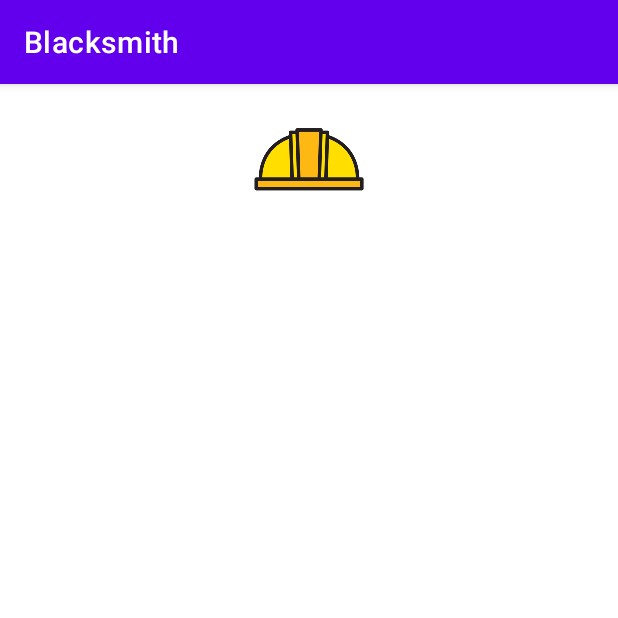
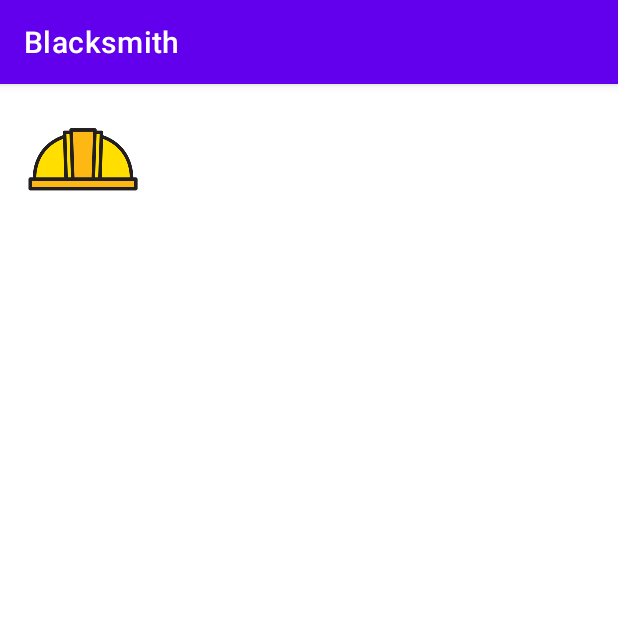
Before and after one commit to numannaufal/blacksmith, an Android app: the screen it shows after launch (ToolBoxActivity), after a tap on "UPGRADE", on a phone screen of 412 x 824 dp, the top half of it. Run offline under Robolectric (Android 15) with nearby library versions, the phone set to English and light mode, and no system bars.

Commit message:
Software > Android > Working on Fragments

```diff
--- a/software/android/app/src/main/java/com/example/blacksmith/SplashActivity.kt
+++ b/software/android/app/src/main/java/com/example/blacksmith/SplashActivity.kt
@@ -39,7 +39,6 @@ class SplashActivity : AppCompatActivity() {
     override fun onStart() {
         super.onStart()
         val action: String = intent.getStringExtra("action").toString()
-        Log.d("berak", action)
         when (action) {
             "close" -> closing()
             else -> opening()
--- a/software/android/app/src/main/java/com/example/blacksmith/ToolBoxActivity.kt
+++ b/software/android/app/src/main/java/com/example/blacksmith/ToolBoxActivity.kt
@@ -2,10 +2,32 @@ package com.example.blacksmith
 
 import androidx.appcompat.app.AppCompatActivity
 import android.os.Bundle
+import android.view.LayoutInflater
+import android.view.ViewGroup
+import android.widget.ImageView
+import android.widget.LinearLayout
+import android.widget.TextView
+import com.example.blacksmith.toolbox.Tool
 
 class ToolBoxActivity : AppCompatActivity() {
     override fun onCreate(savedInstanceState: Bundle?) {
         super.onCreate(savedInstanceState)
+        buildViews()
+    }
+
+    private fun buildViews() {
         setContentView(R.layout.activity_tool_box)
+        val currentFragment = supportFragmentManager.findFragmentById(R.id.fragmentContainerView)
+        if (currentFragment == null) {
+            val fragment = ToolFragment()
+            val args = Bundle()
+            args.putString("title", "concept bang!!!")
+            fragment.arguments = args
+            supportFragmentManager
+                .beginTransaction()
+                .add(R.id.fragmentContainerView, fragment)
+                .commit()
+        }
     }
+
 }
--- /dev/null
+++ b/software/android/app/src/main/java/com/example/blacksmith/ToolFragment.kt
@@ -0,0 +1,46 @@
+package com.example.blacksmith
+
+import android.os.Bundle
+import android.view.LayoutInflater
+import android.view.View
+import android.view.ViewGroup
+import android.widget.ImageView
+import android.widget.TextView
+import androidx.fragment.app.Fragment
+
+
+private const val TOOL_FRAGMENT_TITLE = "title"
+
+
+class ToolFragment : Fragment() {
+    private var title: String? = null
+
+    override fun onCreate(savedInstanceState: Bundle?) {
+        super.onCreate(savedInstanceState)
+        arguments?.let {
+            title = it.getString(TOOL_FRAGMENT_TITLE)
+        }
+    }
+
+    override fun onCreateView(
+        inflater: LayoutInflater, container: ViewGroup?,
+        savedInstanceState: Bundle?
+    ): View? {
+        val view = inflater.inflate(R.layout.fragment_tool, container, false)
+        val text: TextView = view.findViewById(R.id.toolTextView)
+        val image: ImageView = view.findViewById(R.id.toolImageView)
+        text.setText(title)
+        image.setBackgroundResource(R.mipmap.engineer_hat_foreground)
+        return view
+    }
+
+    companion object {
+        @JvmStatic
+        fun newInstance(title: String) =
+            ToolFragment().apply {
+                arguments = Bundle().apply {
+                    putString(TOOL_FRAGMENT_TITLE, title)
+                }
+            }
+    }
+}
--- /dev/null
+++ b/software/android/app/src/main/java/com/example/blacksmith/toolbox/Tool.kt
@@ -0,0 +1,3 @@
+package com.example.blacksmith.toolbox
+
+data class Tool(var title: String, var imageResource: Int) {}
--- a/software/android/app/src/main/res/layout/activity_tool_box.xml
+++ b/software/android/app/src/main/res/layout/activity_tool_box.xml
@@ -6,29 +6,12 @@
     android:layout_height="match_parent"
     tools:context=".ToolBox">
 
-    <LinearLayout
-        android:layout_width="409dp"
-        android:layout_height="729dp"
-        android:orientation="vertical"
-        tools:layout_editor_absoluteX="1dp"
-        tools:layout_editor_absoluteY="1dp">
 
-        <LinearLayout
-            android:layout_width="match_parent"
-            android:layout_height="match_parent"
-            android:orientation="horizontal">
-
-            <ImageView
-                android:id="@+id/imageView"
-                android:layout_width="match_parent"
-                android:layout_height="wrap_content"
-                app:srcCompat="@mipmap/engineer_hat_foreground" />
-
-            <TextView
-                android:id="@+id/textView"
-                android:layout_width="match_parent"
-                android:layout_height="wrap_content"
-                android:text="TextView" />
-        </LinearLayout>
-    </LinearLayout>
+    <androidx.fragment.app.FragmentContainerView
+        android:id="@+id/fragmentContainerView"
+        android:name="com.example.blacksmith.ToolFragment"
+        android:layout_width="wrap_content"
+        android:layout_height="wrap_content"
+        tools:layout_editor_absoluteX="97dp"
+        tools:layout_editor_absoluteY="76dp" />
 </androidx.constraintlayout.widget.ConstraintLayout>
--- /dev/null
+++ b/software/android/app/src/main/res/layout/fragment_tool.xml
@@ -0,0 +1,28 @@
+<?xml version="1.0" encoding="utf-8"?>
+<FrameLayout xmlns:android="http://schemas.android.com/apk/res/android"
+    xmlns:tools="http://schemas.android.com/tools"
+    android:id="@+id/fragment_tool"
+    android:layout_width="match_parent"
+    android:layout_height="match_parent"
+    tools:context=".ToolFragment">
+
+    <LinearLayout xmlns:android="http://schemas.android.com/apk/res/android"
+        android:id="@+id/toolLinearLayout"
+        android:layout_width="match_parent"
+        android:layout_height="match_parent"
+        android:orientation="horizontal">
+
+        <ImageView
+            android:id="@+id/toolImageView"
+            android:layout_width="match_parent"
+            android:layout_height="wrap_content" />
+
+        <TextView
+            android:id="@+id/toolTextView"
+            android:layout_width="match_parent"
+            android:layout_height="wrap_content"
+            android:text="TextView" />
+    </LinearLayout>
+
+
+</FrameLayout>
--- a/software/android/app/src/main/res/values/strings.xml
+++ b/software/android/app/src/main/res/values/strings.xml
@@ -3,4 +3,6 @@
     <string name="opening">Loading. please wait a moment...</string>
     <string name="closing">Thank you. Have a nice day!</string>
     <string name="upgrade">Upgrade</string>
+    <!-- TODO: Remove or change this placeholder text -->
+    <string name="hello_blank_fragment">Hello blank fragment</string>
 </resources>
```
Also changed, not shown: software/android/app/src/main/res/layout/layout_tool.xml (added, +27 -0 lines).
